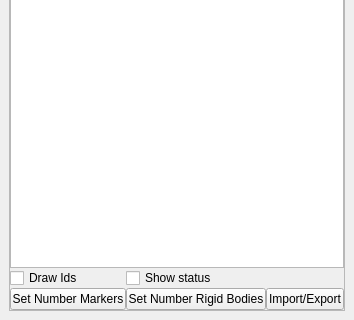
First picture: the form in src/ui/ui-files/PointsDockWidget.ui, repository XROMMPackages/xmalab, before the edit; both pictures show x 0 to 354 and y 391 to 711 of the 354 by 711 pixel window.
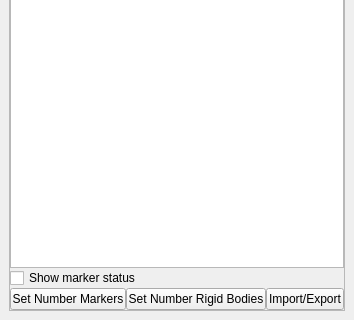
Second picture: the form after the edit. Custom widgets are drawn as their Qt base class.

```diff
--- a/src/ui/ui-files/PointsDockWidget.ui
+++ b/src/ui/ui-files/PointsDockWidget.ui
@@ -58,19 +58,6 @@
           </property>
          </widget>
         </item>
-        <item row="1" column="0">
-         <widget class="QCheckBox" name="checkBoxDrawMarkerIds">
-          <property name="minimumSize">
-           <size>
-            <width>20</width>
-            <height>0</height>
-           </size>
-          </property>
-          <property name="text">
-           <string>Draw Ids</string>
-          </property>
-         </widget>
-        </item>
         <item row="4" column="2">
          <widget class="QPushButton" name="pushButtonImportExport">
           <property name="minimumSize">
@@ -84,19 +71,6 @@
           </property>
          </widget>
         </item>
-        <item row="1" column="1" colspan="2">
-         <widget class="QCheckBox" name="checkBoxShowMarkerStatus">
-          <property name="minimumSize">
-           <size>
-            <width>20</width>
-            <height>0</height>
-           </size>
-          </property>
-          <property name="text">
-           <string>Show status</string>
-          </property>
-         </widget>
-        </item>
         <item row="4" column="1">
          <widget class="QPushButton" name="pushButtonSetNumberRigidBodies">
           <property name="minimumSize">
@@ -161,6 +135,19 @@
           </column>
          </widget>
         </item>
+        <item row="2" column="0" colspan="3">
+         <widget class="QCheckBox" name="checkBoxShowMarkerStatus">
+          <property name="minimumSize">
+           <size>
+            <width>20</width>
+            <height>0</height>
+           </size>
+          </property>
+          <property name="text">
+           <string>Show marker status</string>
+          </property>
+         </widget>
+        </item>
        </layout>
       </widget>
      </widget>
```
